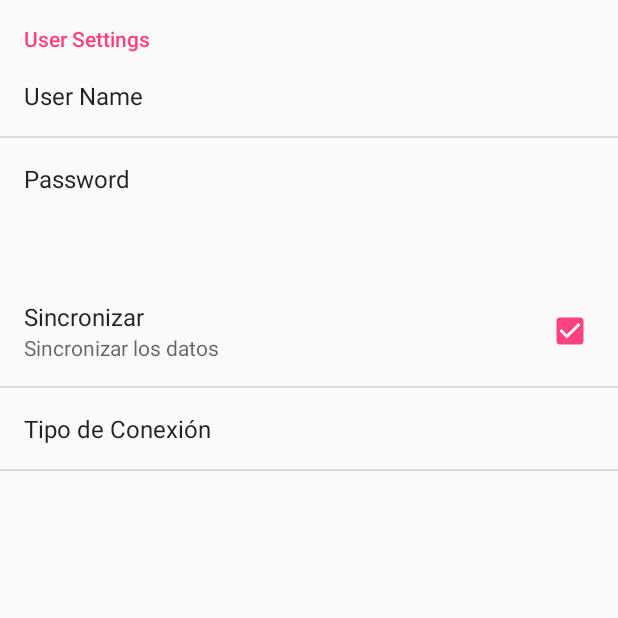
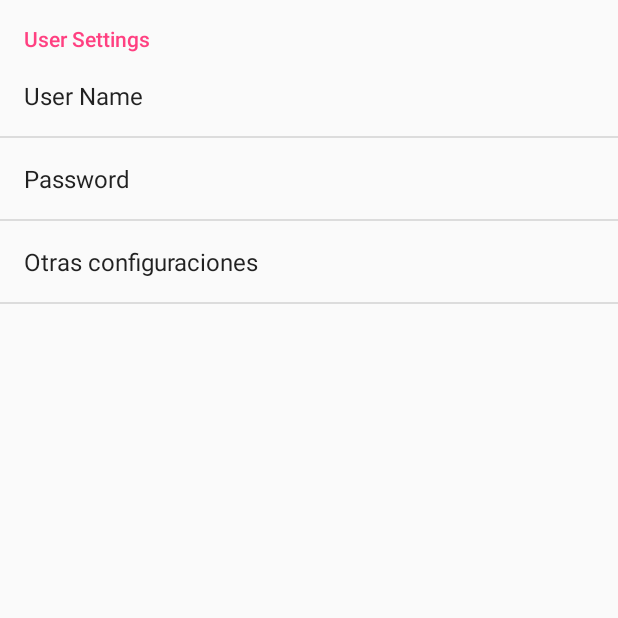
Before and after one commit to pepesan/SharedPreferences, an Android app: the MisPreferencias screen opened directly, with no data from a screen before it, on a phone screen of 412 x 824 dp, the top half of it. Run offline under Robolectric (Android 15) with nearby library versions, the phone set to English and light mode, and no system bars.

```diff
--- a/app/src/main/res/values/strings.xml
+++ b/app/src/main/res/values/strings.xml
@@ -14,4 +14,5 @@
         <item>HTTPS</item>
         <item>FTP</item>
     </string-array>
+    <string name="other_settings">Otras configuraciones</string>
 </resources>
--- a/app/src/main/res/xml/preferences.xml
+++ b/app/src/main/res/xml/preferences.xml
@@ -10,6 +10,11 @@
             android:key="password"
             android:title="Password"/>
     </PreferenceCategory>
+    <PreferenceScreen
+        android:key="button_voicemail_setting_key"
+        android:title="@string/other_settings"
+        android:persistent="true"
+        >
     <PreferenceCategory>
         <CheckBoxPreference
             android:key="pref_sync"
@@ -25,6 +30,6 @@
             android:entryValues="@array/pref_syncConnectionTypes_values"
             android:defaultValue="@string/pref_syncConnectionTypes_default" />
     </PreferenceCategory>
-
+    </PreferenceScreen>
 
 </PreferenceScreen>
```
